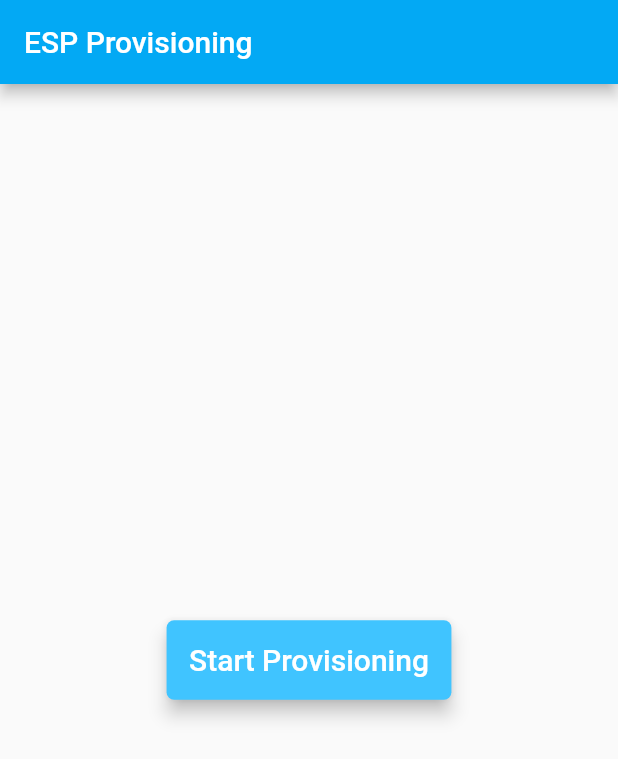
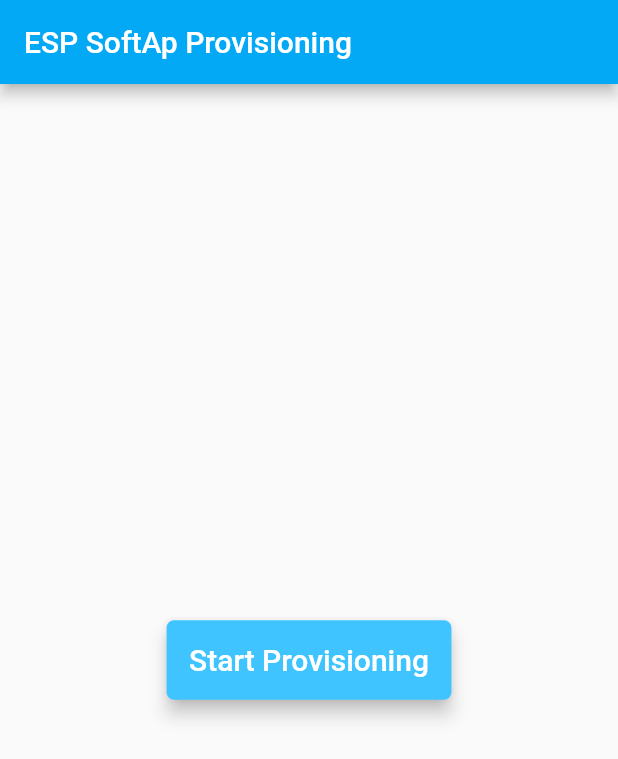
Before and after one commit to omert08/esp_softap_provisioning, a Flutter app: the screen it shows after launch, on a phone screen of 412 x 824 dp. Shown: the top 759 px of the screen. Run offline on Flutter 3.47's test engine with Material 2 defaults, Android fonts, the phone set to English and light mode, and no system bars; our stand-ins replace bloc, equatable, flutter_bloc, flutter_spinkit, logger, string_validator; missing offline and left inert: cryptography, protobuf.

```diff
--- a/example/lib/main.dart
+++ b/example/lib/main.dart
@@ -13,7 +13,7 @@ class HomeScreen extends StatelessWidget {
     return Scaffold(
         appBar: AppBar(
           backgroundColor: Colors.lightBlue,
-          title: const Text('ESP Provisioning'),
+          title: const Text('ESP SoftAp Provisioning'),
         ),
         body: Center(
           child: MaterialButton(
```
